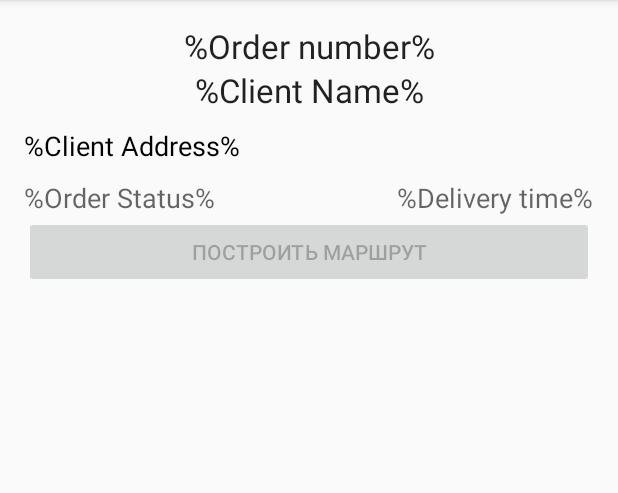
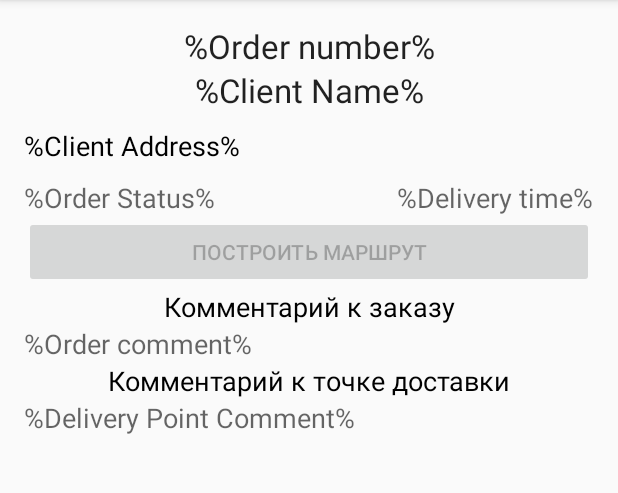
Before and after one commit to QualitySolution/VodovozDriverAndroid, an Android app: the fragment OrderInfoFragmentActivity shown on its own in the app's theme, on a phone screen of 412 x 824 dp, the part 84-577 px from its top. Run offline under Robolectric (Android 15) with nearby library versions, the phone set to English and light mode, and no system bars; 2 statements that could not run were skipped.

Commit message:
Fixed order DTO, added status constants and comment fields

```diff
--- a/app/build.gradle
+++ b/app/build.gradle
@@ -27,7 +27,6 @@ dependencies {
     testCompile 'junit:junit:4.12'
     compile 'com.android.support:appcompat-v7:23.4.0'
     compile 'org.apache.httpcomponents:httpcore:4.4.1'
-    compile 'org.apache.httpcomponents:httpclient:4.5'
     compile 'com.google.code.ksoap2-android:ksoap2-android:3.6.1'
     compile 'commons-codec:commons-codec:1.10'
     compile 'com.android.support:design:23.4.0'
--- a/app/src/main/java/ru/qsolution/vodovoz/driver/Services/LocationService.java
+++ b/app/src/main/java/ru/qsolution/vodovoz/driver/Services/LocationService.java
@@ -130,6 +130,9 @@ public class LocationService extends Service implements IAsyncTaskListener<Async
     @Override
     public void onDestroy() {
         locationManager.removeUpdates(locationListener);
+        if (trackPoints.size() > 0) {
+            new SendCoordinatesTask().execute(authKey, trackIdResult.getResult(), trackPoints);
+        }
         Log.i("Location", "stopping location updates for route list #" + RouteListId);
         super.onDestroy();
     }
--- a/app/src/main/res/layout/activity_order_info_fragment.xml
+++ b/app/src/main/res/layout/activity_order_info_fragment.xml
@@ -68,4 +68,46 @@
         android:layout_below="@+id/orderStatus"
         android:text="@string/get_route"
         android:enabled="false"/>
+    <TextView
+        android:id="@+id/orderCommentTitle"
+        android:layout_width="match_parent"
+        android:layout_height="wrap_content"
+        android:layout_alignParentEnd="true"
+        android:layout_alignParentRight="true"
+        android:layout_below="@+id/buttonGetRoute"
+        android:gravity="center"
+        android:text="@string/order_comment_title"
+        android:textAppearance="?android:attr/textAppearanceMedium"
+        android:textColor="#000000" />
+
+    <TextView
+        android:id="@+id/orderComment"
+        android:layout_width="match_parent"
+        android:layout_height="wrap_content"
+        android:layout_alignParentEnd="true"
+        android:layout_alignParentRight="true"
+        android:layout_below="@+id/orderCommentTitle"
+        android:text="%Order comment%"
+        android:textAppearance="?android:attr/textAppearanceMedium" />
+    <TextView
+        android:id="@+id/deliveryPointCommentTitle"
+        android:layout_width="match_parent"
+        android:layout_height="wrap_content"
+        android:layout_alignParentEnd="true"
+        android:layout_alignParentRight="true"
+        android:layout_below="@+id/orderComment"
+        android:gravity="center"
+        android:text="@string/delivery_point_comment_title"
+        android:textAppearance="?android:attr/textAppearanceMedium"
+        android:textColor="#000000" />
+
+    <TextView
+        android:id="@+id/deliveryPointComment"
+        android:layout_width="match_parent"
+        android:layout_height="wrap_content"
+        android:layout_alignParentEnd="true"
+        android:layout_alignParentRight="true"
+        android:layout_below="@+id/deliveryPointCommentTitle"
+        android:text="%Delivery Point Comment%"
+        android:textAppearance="?android:attr/textAppearanceMedium" />
 </RelativeLayout>
--- a/app/src/main/res/values/strings.xml
+++ b/app/src/main/res/values/strings.xml
@@ -10,6 +10,8 @@
 
     <string name="route_lists_activity_title">Список маршрутных листов</string>
     <string name="get_route">Построить маршрут</string>
+    <string name="order_comment_title">Комментарий к заказу</string>
+    <string name="delivery_point_comment_title">Комментарий к точке доставки</string>
     <string name="delivery_point">Точка доставки</string>
     <string name="other_contacts">Телефоны компании</string>
     <string name="call">Позвонить</string>
```
Also changed, not shown: app/src/main/java/ru/qsolution/vodovoz/driver/DTO/Order.java (+7 -4 lines), app/src/main/java/ru/qsolution/vodovoz/driver/OrderInfoFragmentActivity.java (+20 -2 lines).
